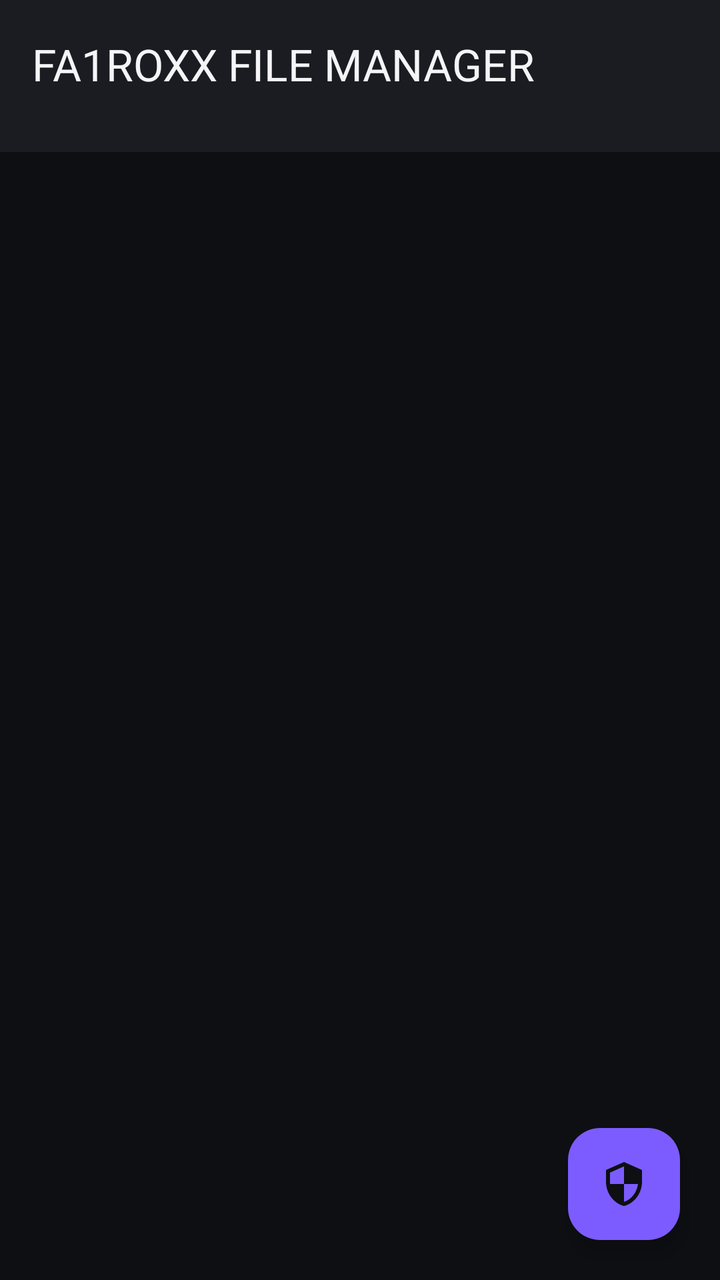
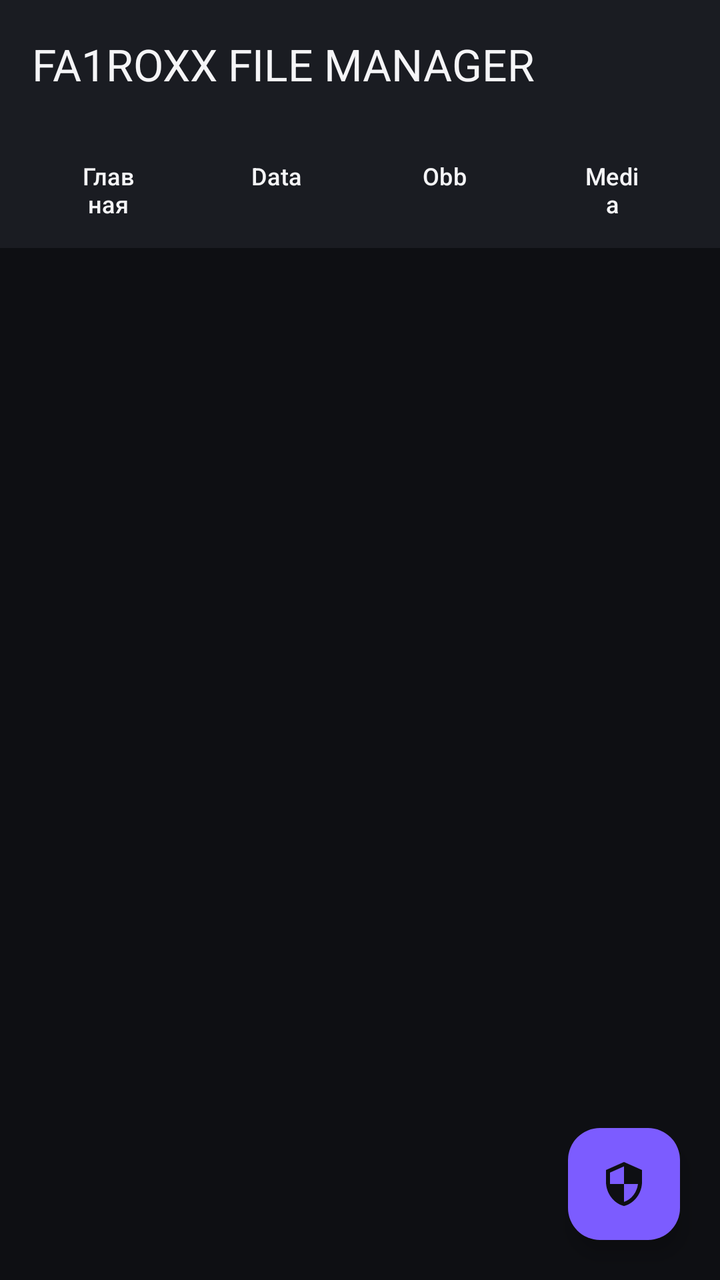

Two renders of the same Android screen: before a commit and after it. Below are the layout's source before the change and the commit's diff.
<!-- AndroidManifest.xml: application theme Theme.FA1ROXX -->
<!-- res/layout/activity_main.xml -->
<?xml version="1.0" encoding="utf-8"?>
<androidx.coordinatorlayout.widget.CoordinatorLayout xmlns:android="http://schemas.android.com/apk/res/android"
    xmlns:app="http://schemas.android.com/apk/res-auto"
    android:layout_width="match_parent"
    android:layout_height="match_parent"
    android:background="@color/bg_main">

    <com.google.android.material.appbar.AppBarLayout
        android:layout_width="match_parent"
        android:layout_height="wrap_content"
        android:background="@color/bg_surface"
        app:elevation="0dp">

        <androidx.appcompat.widget.Toolbar
            android:id="@+id/toolbar"
            android:layout_width="match_parent"
            android:layout_height="?attr/actionBarSize"
            app:titleTextColor="@color/text_primary"
            app:title="FA1ROXX FILE MANAGER" />

        <LinearLayout
            android:layout_width="match_parent"
            android:layout_height="wrap_content"
            android:orientation="horizontal"
            android:paddingHorizontal="12dp"
            android:paddingBottom="12dp"
            android:weightSum="4">

            <Button
                android:id="@+id/btnHome"
                style="@style/Widget.FA1ROXX.QuickButton"
                android:layout_width="0dp"
                android:layout_weight="1"
                android:text="Главная" />

            <Button
                android:id="@+id/btnData"
                style="@style/Widget.FA1ROXX.QuickButton"
                android:layout_width="0dp"
                android:layout_weight="1"
                android:text="Data" />

            <Button
                android:id="@+id/btnObb"
                style="@style/Widget.FA1ROXX.QuickButton"
                android:layout_width="0dp"
                android:layout_weight="1"
                android:text="Obb" />

            <Button
                android:id="@+id/btnMedia"
                style="@style/Widget.FA1ROXX.QuickButton"
                android:layout_width="0dp"
                android:layout_weight="1"
                android:text="Media" />
        </LinearLayout>
    </com.google.android.material.appbar.AppBarLayout>

    <androidx.recyclerview.widget.RecyclerView
        android:id="@+id/recyclerView"
        android:layout_width="match_parent"
        android:layout_height="match_parent"
        android:clipToPadding="false"
        android:paddingBottom="88dp"
        app:layout_behavior="@string/appbar_scrolling_view_behavior" />

    <TextView
        android:id="@+id/emptyState"
        android:layout_width="wrap_content"
        android:layout_height="wrap_content"
        android:layout_gravity="center"
        android:text="Папка пуста"
        android:textColor="@color/text_secondary"
        android:textSize="16sp"
        android:visibility="gone" />

    <com.google.android.material.floatingactionbutton.FloatingActionButton
        android:id="@+id/btnShizuku"
        android:layout_width="wrap_content"
        android:layout_height="wrap_content"
        android:layout_gravity="bottom|end"
        android:layout_margin="20dp"
        android:contentDescription="Запросить доступ Shizuku"
        android:src="@drawable/ic_shield"
        app:backgroundTint="@color/accent"
        app:tint="@color/bg_main" />

</androidx.coordinatorlayout.widget.CoordinatorLayout>
<!-- resources referenced by this layout -->
<resources>
  <color name="accent">#7C5CFF</color>
  <color name="bg_main">#0E0F13</color>
  <color name="bg_surface">#1A1C22</color>
  <color name="text_primary">#F5F5F7</color>
  <color name="text_secondary">#9A9CA5</color>
  <!-- drawable ic_shield (drawable) -->
  <vector xmlns:android="http://schemas.android.com/apk/res/android"
      android:width="24dp" android:height="24dp"
      android:viewportWidth="24" android:viewportHeight="24">
      <path android:fillColor="#FFFFFF" android:pathData="M12,1L3,5v6c0,5.55 3.84,10.74 9,12c5.16,-1.26 9,-6.45 9,-12V5L12,1zM12,11.99h7c-0.53,4.12 -3.28,7.79 -7,8.94V12H5V6.3l7,-3.11V11.99z"/>
  </vector>
  <style name="Widget.FA1ROXX.QuickButton" parent="Widget.Material3.Button.TonalButton">
          <item name="backgroundTint">@color/bg_surface</item>
          <item name="android:textColor">@color/text_primary</item>
          <item name="cornerRadius">14dp</item>
          <item name="android:textAllCaps">false</item>
          <item name="android:textSize">12sp</item>
          <item name="android:layout_marginHorizontal">4dp</item>
      </style>
  <style name="Theme.FA1ROXX" parent="Theme.Material3.Dark.NoActionBar">
          <item name="colorPrimary">@color/accent</item>
          <item name="colorPrimaryVariant">@color/accent_dark</item>
          <item name="colorSecondary">@color/accent</item>
          <item name="android:statusBarColor">@color/bg_surface</item>
          <item name="android:windowBackground">@color/bg_main</item>
          <item name="android:textColorPrimary">@color/text_primary</item>
      </style>
  <color name="accent_dark">#5A3FE0</color>
</resources>

<!-- the commit's change to res/layout/activity_main.xml (unified diff, before → after) -->
@@ -30,6 +30,7 @@
                 android:id="@+id/btnHome"
                 style="@style/Widget.FA1ROXX.QuickButton"
                 android:layout_width="0dp"
+                android:layout_height="wrap_content"
                 android:layout_weight="1"
                 android:text="Главная" />
 
@@ -37,6 +38,7 @@
                 android:id="@+id/btnData"
                 style="@style/Widget.FA1ROXX.QuickButton"
                 android:layout_width="0dp"
+                android:layout_height="wrap_content"
                 android:layout_weight="1"
                 android:text="Data" />
 
@@ -44,6 +46,7 @@
                 android:id="@+id/btnObb"
                 style="@style/Widget.FA1ROXX.QuickButton"
                 android:layout_width="0dp"
+                android:layout_height="wrap_content"
                 android:layout_weight="1"
                 android:text="Obb" />
 
@@ -51,6 +54,7 @@
                 android:id="@+id/btnMedia"
                 style="@style/Widget.FA1ROXX.QuickButton"
                 android:layout_width="0dp"
+                android:layout_height="wrap_content"
                 android:layout_weight="1"
                 android:text="Media" />
         </LinearLayout>
